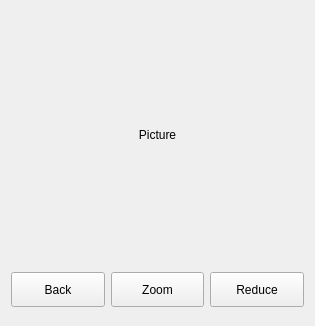
ic005k/Knot-Legacy, file src/dlgloadpic.ui: the form before one commit.
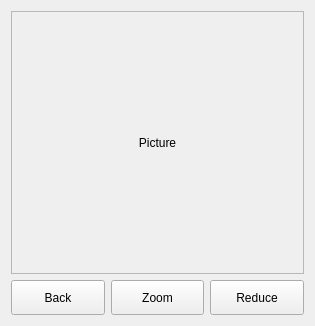
The form after the commit.

```diff
--- a/src/dlgloadpic.ui
+++ b/src/dlgloadpic.ui
@@ -15,26 +15,20 @@
   </property>
   <layout class="QGridLayout" name="gridLayout_2">
    <item row="0" column="0">
-    <widget class="QFrame" name="framePic">
-     <property name="frameShape">
-      <enum>QFrame::NoFrame</enum>
+    <widget class="QScrollArea" name="scrollArea">
+     <property name="widgetResizable">
+      <bool>true</bool>
      </property>
-     <property name="frameShadow">
-      <enum>QFrame::Raised</enum>
+     <widget class="QWidget" name="scrollAreaWidgetContents">
+      <property name="geometry">
+       <rect>
+        <x>0</x>
+        <y>0</y>
+        <width>289</width>
+        <height>249</height>
+       </rect>
      </property>
      <layout class="QGridLayout" name="gridLayout">
-      <property name="leftMargin">
-       <number>0</number>
-      </property>
-      <property name="topMargin">
-       <number>0</number>
-      </property>
-      <property name="rightMargin">
-       <number>0</number>
-      </property>
-      <property name="bottomMargin">
-       <number>0</number>
-      </property>
       <item row="0" column="0">
        <widget class="QLabel" name="lblPic">
         <property name="sizePolicy">
@@ -58,6 +52,7 @@
        </widget>
       </item>
      </layout>
+     </widget>
     </widget>
    </item>
    <item row="1" column="0">
```
Lines whose indentation alone changed are shown as unchanged.
